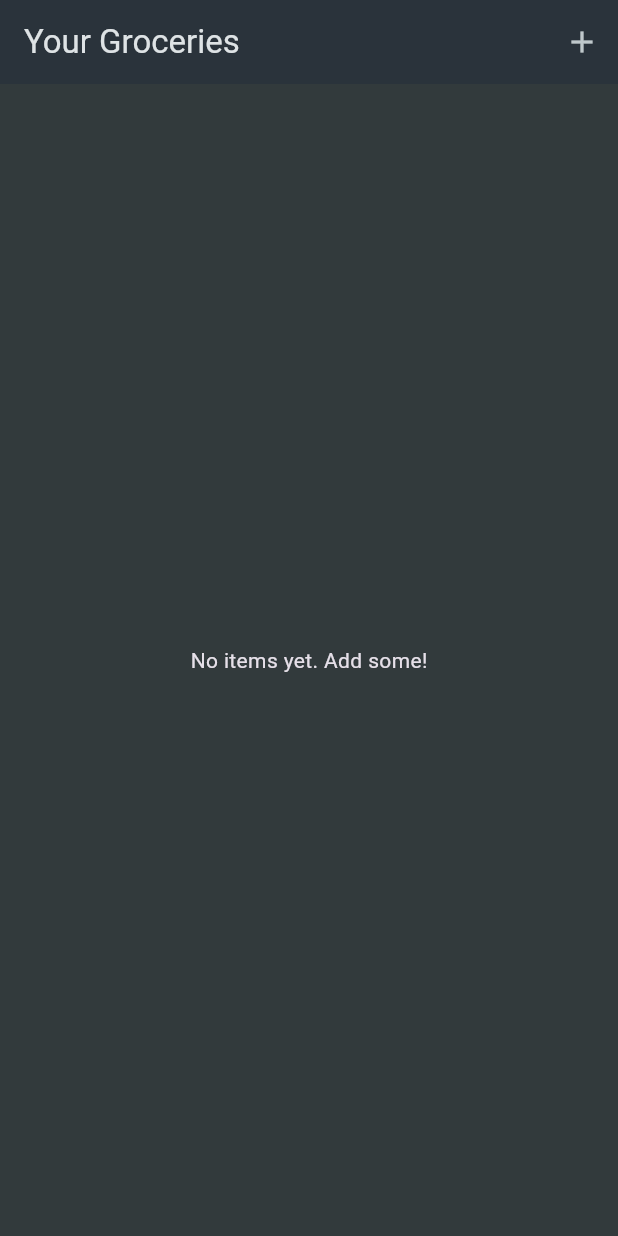
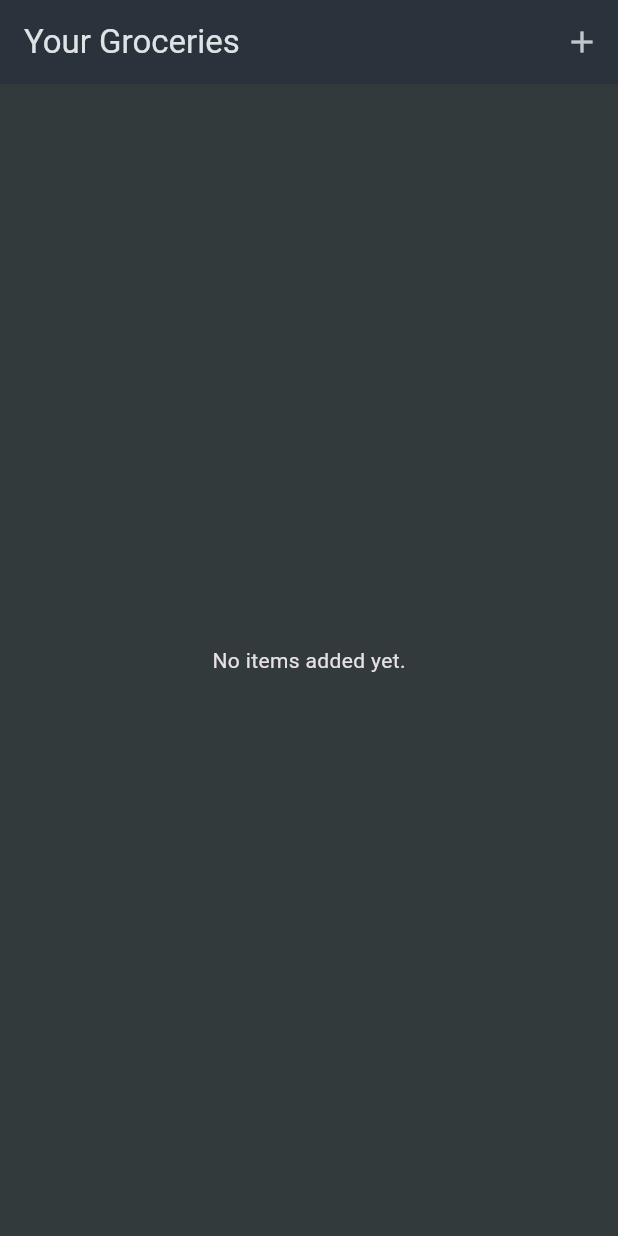
Before and after one commit to BigSteveAbdulmex/Shopping-List, a Flutter app: the screen it shows after launch, on a phone screen of 412 x 824 dp. Run offline on Flutter 3.47's test engine with Material 3 defaults, Android fonts, the phone set to English and light mode, and no system bars.

```diff
--- a/lib/widgets/grocery_list.dart
+++ b/lib/widgets/grocery_list.dart
@@ -1,13 +1,10 @@
 import 'package:flutter/material.dart';
-import 'package:shopping_list_app/data/dummy_items.dart';
 
 import 'package:shopping_list_app/models/grocery_item.dart';
 import 'package:shopping_list_app/widgets/new_item.dart';
 
 class GroceryList extends StatefulWidget {
-  const GroceryList({
-    super.key,
-  });
+  const GroceryList({super.key});
 
   @override
   State<GroceryList> createState() => _GroceryListState();
@@ -40,22 +37,18 @@ class _GroceryListState extends State<GroceryList> {
 
   @override
   Widget build(BuildContext context) {
-    Widget content = const Center(
-      child: Text('No items yet. Add some!'),
-    );
+    Widget content = const Center(child: Text('No items added yet.'));
 
-    if (groceryItems.isNotEmpty) {
+    if (_groceryItems.isNotEmpty) {
       content = ListView.builder(
         itemCount: _groceryItems.length,
         itemBuilder: (ctx, index) => Dismissible(
-          key: ValueKey(_groceryItems[index].id),
           onDismissed: (direction) {
             _removeItem(_groceryItems[index]);
           },
+          key: ValueKey(_groceryItems[index].id),
           child: ListTile(
-            title: Text(
-              _groceryItems[index].name,
-            ),
+            title: Text(_groceryItems[index].name),
             leading: Container(
               width: 24,
               height: 24,
@@ -71,7 +64,7 @@ class _GroceryListState extends State<GroceryList> {
 
     return Scaffold(
       appBar: AppBar(
-        title: Text('Your Groceries'),
+        title: const Text('Your Groceries'),
         actions: [
           IconButton(
             onPressed: _addItem,
```
